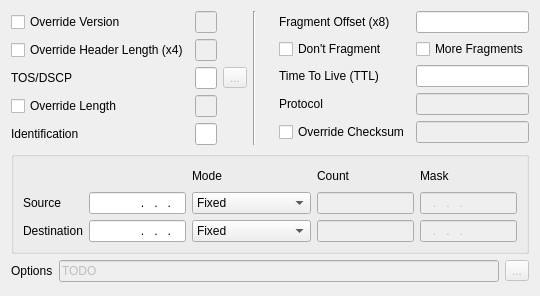
Qt form common/ip4.ui (pstavirs/ostinato) before a commit.
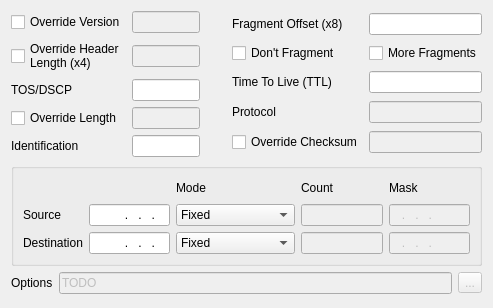
The same form after that commit.

```diff
--- a/common/ip4.ui
+++ b/common/ip4.ui
@@ -5,8 +5,8 @@
    <rect>
     <x>0</x>
     <y>0</y>
-    <width>527</width>
-    <height>296</height>
+    <width>493</width>
+    <height>308</height>
    </rect>
   </property>
   <property name="windowTitle" >
@@ -35,7 +35,8 @@
      <item row="1" column="0" >
       <widget class="QCheckBox" name="cbIpHdrLenOverride" >
        <property name="text" >
-        <string>Override Header Length (x4)</string>
+        <string>Override Header
+Length (x4)</string>
        </property>
       </widget>
      </item>
@@ -66,16 +67,6 @@
        </property>
       </widget>
      </item>
-     <item row="2" column="2" >
-      <widget class="QToolButton" name="toolButton" >
-       <property name="enabled" >
-        <bool>false</bool>
-       </property>
-       <property name="text" >
-        <string>...</string>
-       </property>
-      </widget>
-     </item>
      <item row="3" column="0" >
       <widget class="QCheckBox" name="cbIpLengthOverride" >
        <property name="text" >
@@ -106,13 +97,6 @@
      </item>
     </layout>
    </item>
-   <item row="0" column="1" >
-    <widget class="Line" name="line_2" >
-     <property name="orientation" >
-      <enum>Qt::Vertical</enum>
-     </property>
-    </widget>
-   </item>
    <item row="0" column="2" >
     <layout class="QGridLayout" >
      <item row="0" column="0" >
```
